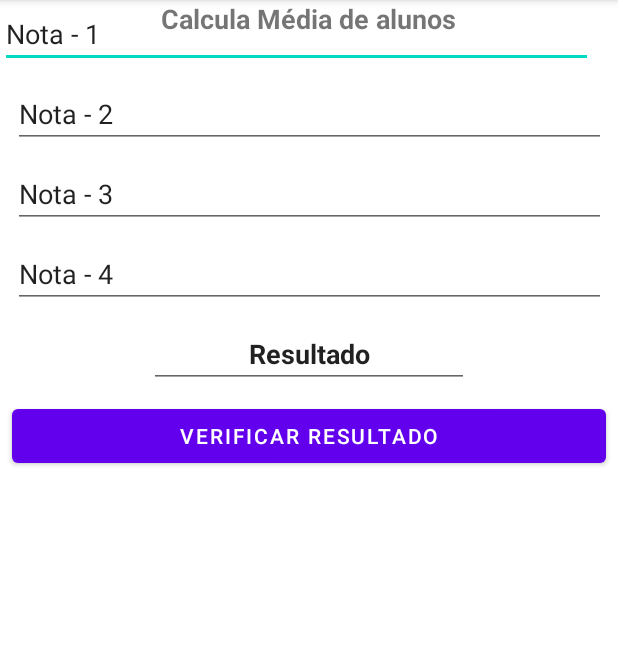
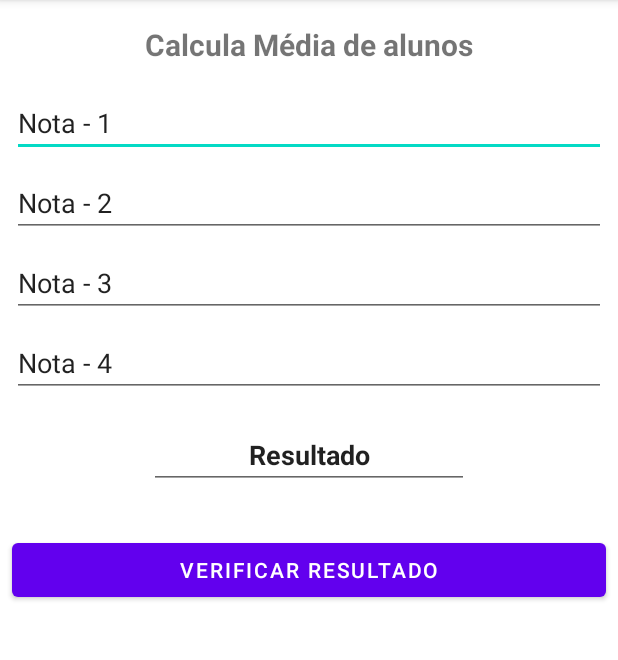
Before and after one commit to JacobBlackzx/AndroidDV, an Android app: the screen it shows after launch (MainActivity), on a phone screen of 412 x 824 dp, the part 84-744 px from its top. Run offline under Robolectric (Android 15) with nearby library versions, the phone set to English and light mode, and no system bars.

Commit message:
Atualização

```diff
--- a/PrimeiroAplicativo/app/src/main/res/layout/activity_main.xml
+++ b/PrimeiroAplicativo/app/src/main/res/layout/activity_main.xml
@@ -8,41 +8,50 @@
 
     <TextView
         android:id="@+id/textView"
-        android:layout_width="411dp"
+        android:layout_width="0dp"
         android:layout_height="wrap_content"
+        android:layout_marginStart="8dp"
+        android:layout_marginTop="16dp"
+        android:layout_marginEnd="8dp"
         android:text="Calcula Média de alunos"
         android:textAlignment="center"
-        android:textSize="18sp"
+        android:textSize="20sp"
         android:textStyle="bold"
-        tools:layout_editor_absoluteY="8dp" />
+        app:layout_constraintEnd_toEndOf="parent"
+        app:layout_constraintStart_toStartOf="parent"
+        app:layout_constraintTop_toTopOf="parent" />
 
     <EditText
         android:id="@+id/editTextTextPersonName"
-        android:layout_width="395dp"
+        android:layout_width="0dp"
         android:layout_height="wrap_content"
+        android:layout_marginStart="8dp"
+        android:layout_marginTop="16dp"
+        android:layout_marginEnd="8dp"
         android:ems="10"
         android:inputType="number|numberDecimal"
         android:text="Nota - 1"
-        tools:layout_editor_absoluteX="8dp"
-        tools:layout_editor_absoluteY="62dp" />
+        app:layout_constraintEnd_toEndOf="parent"
+        app:layout_constraintStart_toStartOf="parent"
+        app:layout_constraintTop_toBottomOf="@+id/textView" />
 
     <EditText
-        android:id="@+id/editTextTextPersonName2"
-        android:layout_width="395dp"
+        android:id="@+id/editTextTextPersonName3"
+        android:layout_width="0dp"
         android:layout_height="wrap_content"
         android:layout_marginStart="8dp"
         android:layout_marginTop="8dp"
         android:layout_marginEnd="8dp"
         android:ems="10"
         android:inputType="number|numberDecimal"
-        android:text="Nota - 2"
+        android:text="Nota - 3"
         app:layout_constraintEnd_toEndOf="parent"
         app:layout_constraintStart_toStartOf="parent"
-        app:layout_constraintTop_toBottomOf="@+id/editTextTextPersonName" />
+        app:layout_constraintTop_toBottomOf="@+id/editTextTextPersonName2" />
 
     <EditText
         android:id="@+id/editTextTextPersonName4"
-        android:layout_width="395dp"
+        android:layout_width="0dp"
         android:layout_height="wrap_content"
         android:layout_marginStart="8dp"
         android:layout_marginTop="8dp"
@@ -55,24 +64,10 @@
         app:layout_constraintTop_toBottomOf="@+id/editTextTextPersonName3" />
 
     <EditText
-        android:id="@+id/editTextTextPersonName3"
-        android:layout_width="395dp"
-        android:layout_height="wrap_content"
-        android:layout_marginStart="8dp"
-        android:layout_marginTop="8dp"
-        android:layout_marginEnd="8dp"
-        android:ems="10"
-        android:inputType="number|numberDecimal"
-        android:text="Nota - 3"
-        app:layout_constraintEnd_toEndOf="parent"
-        app:layout_constraintStart_toStartOf="parent"
-        app:layout_constraintTop_toBottomOf="@+id/editTextTextPersonName2" />
-
-    <EditText
         android:id="@+id/editTextTextPersonName5"
         android:layout_width="wrap_content"
         android:layout_height="wrap_content"
-        android:layout_marginTop="8dp"
+        android:layout_marginTop="16dp"
         android:ems="10"
         android:inputType="textPersonName"
         android:text="Resultado"
@@ -88,11 +83,25 @@
         android:layout_width="0dp"
         android:layout_height="wrap_content"
         android:layout_marginStart="8dp"
-        android:layout_marginTop="8dp"
+        android:layout_marginTop="75dp"
         android:layout_marginEnd="8dp"
         android:text="Verificar Resultado"
         app:layout_constraintEnd_toEndOf="parent"
         app:layout_constraintStart_toStartOf="parent"
-        app:layout_constraintTop_toBottomOf="@+id/editTextTextPersonName5" />
+        app:layout_constraintTop_toTopOf="@+id/editTextTextPersonName5" />
+
+    <EditText
+        android:id="@+id/editTextTextPersonName2"
+        android:layout_width="0dp"
+        android:layout_height="wrap_content"
+        android:layout_marginStart="8dp"
+        android:layout_marginTop="8dp"
+        android:layout_marginEnd="8dp"
+        android:ems="10"
+        android:inputType="number|numberDecimal"
+        android:text="Nota - 2"
+        app:layout_constraintEnd_toEndOf="parent"
+        app:layout_constraintStart_toStartOf="parent"
+        app:layout_constraintTop_toBottomOf="@+id/editTextTextPersonName" />
 
 </androidx.constraintlayout.widget.ConstraintLayout>
```
